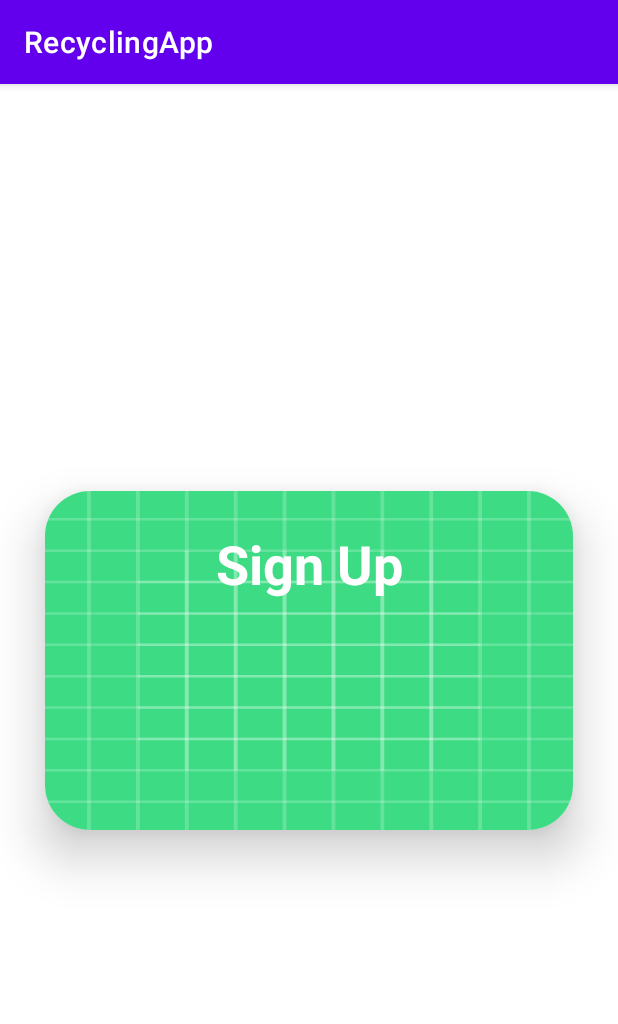
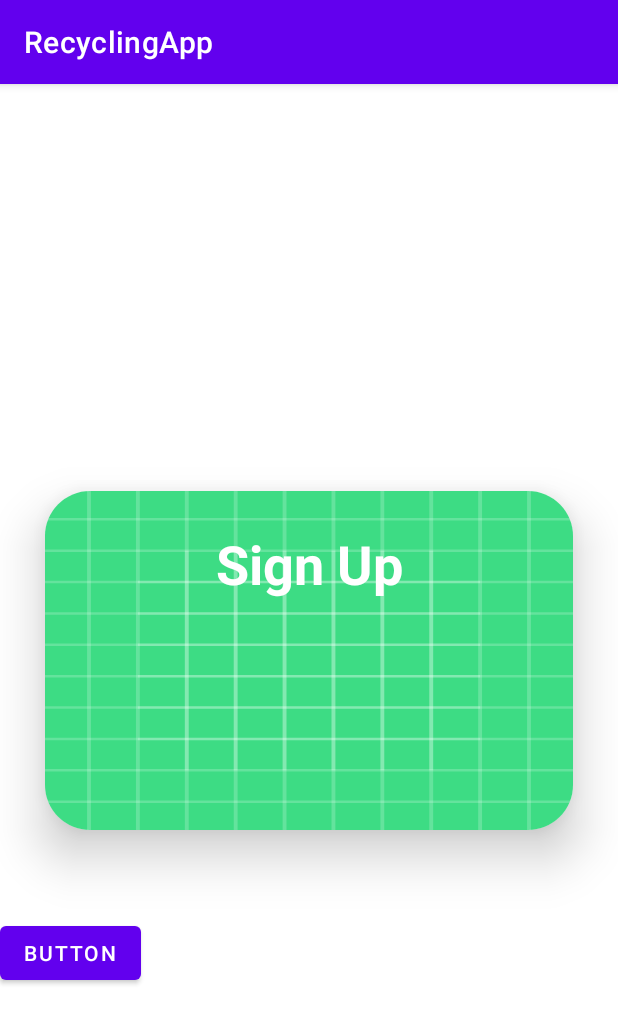
Before and after one commit to Yuki000h/Recycling-App, an Android app: the screen it shows after launch (FormActivity), on a phone screen of 412 x 824 dp. Shown: the top 1024 px of the screen. Run offline under Robolectric (Android 15) with nearby library versions, the phone set to English and light mode, and no system bars.

Commit message:
eto button kunwari lang xD

```diff
--- a/app/src/main/res/layout/formview.xml
+++ b/app/src/main/res/layout/formview.xml
@@ -8,6 +8,7 @@
 
 
     <androidx.cardview.widget.CardView
+        android:id="@+id/cardView"
         android:layout_width="match_parent"
         android:layout_height="wrap_content"
         android:layout_margin="30dp"
@@ -55,4 +56,14 @@
         </LinearLayout>
     </androidx.cardview.widget.CardView>
 
+    <Button
+        android:id="@+id/button"
+        android:layout_width="wrap_content"
+        android:layout_height="wrap_content"
+        android:text="Button"
+        app:layout_constraintBottom_toBottomOf="parent"
+        app:layout_constraintTop_toBottomOf="@+id/cardView"
+        app:layout_constraintVertical_bias="0.259"
+        tools:layout_editor_absoluteX="158dp" />
+
 </androidx.constraintlayout.widget.ConstraintLayout>
```
